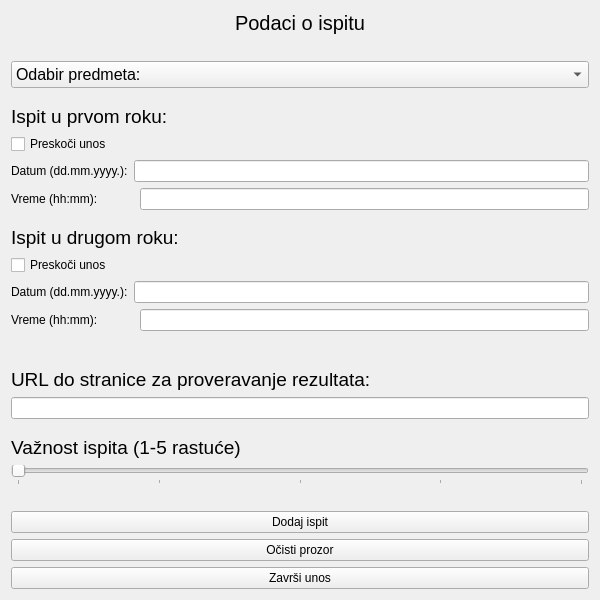
stenjo1/MATF_Planner, file Planer/MatfPlaner/forms/InsertExams.ui: the form before one commit.
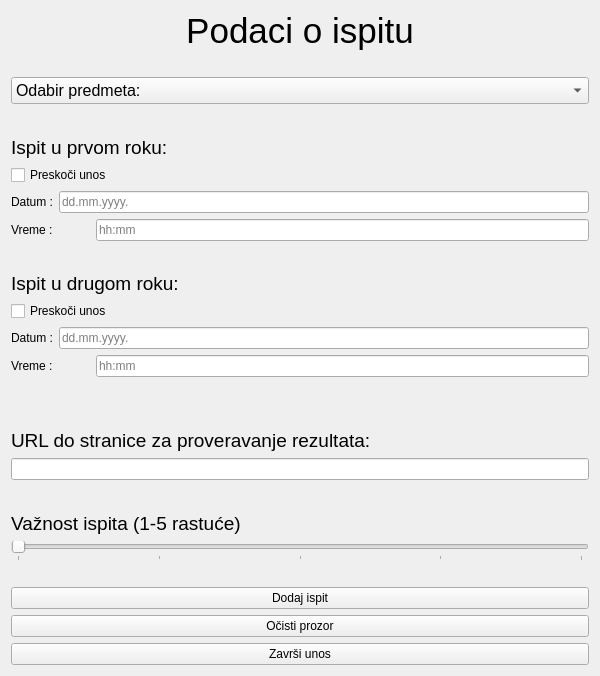
The form after the commit.

The edit to the form file:
```diff
--- a/Planer/MatfPlaner/forms/InsertExams.ui
+++ b/Planer/MatfPlaner/forms/InsertExams.ui
@@ -7,7 +7,7 @@
     <x>0</x>
     <y>0</y>
     <width>600</width>
-    <height>600</height>
+    <height>676</height>
    </rect>
   </property>
   <property name="windowTitle">
@@ -22,7 +22,7 @@
       </font>
      </property>
      <property name="text">
-      <string>Podaci o ispitu</string>
+      <string>&lt;html&gt;&lt;head/&gt;&lt;body&gt;&lt;p&gt;&lt;span style=&quot; font-size:26pt;&quot;&gt;Podaci o ispitu&lt;/span&gt;&lt;/p&gt;&lt;/body&gt;&lt;/html&gt;</string>
      </property>
      <property name="alignment">
       <set>Qt::AlignCenter</set>
@@ -87,12 +87,16 @@
      <item>
       <widget class="QLabel" name="label_2">
        <property name="text">
-        <string>Datum (dd.mm.yyyy.):</string>
+        <string>Datum :</string>
        </property>
       </widget>
      </item>
      <item>
-      <widget class="QLineEdit" name="dateLineEdit1"/>
+      <widget class="QLineEdit" name="dateLineEdit1">
+       <property name="placeholderText">
+        <string>dd.mm.yyyy.</string>
+       </property>
+      </widget>
      </item>
     </layout>
    </item>
@@ -101,12 +105,16 @@
      <item>
       <widget class="QLabel" name="label_3">
        <property name="text">
-        <string>Vreme (hh:mm):           </string>
+        <string>Vreme :           </string>
        </property>
       </widget>
      </item>
      <item>
-      <widget class="QLineEdit" name="timeLineEdit1"/>
+      <widget class="QLineEdit" name="timeLineEdit1">
+       <property name="placeholderText">
+        <string>hh:mm</string>
+       </property>
+      </widget>
      </item>
     </layout>
    </item>
@@ -147,12 +155,16 @@
      <item>
       <widget class="QLabel" name="label_4">
        <property name="text">
-        <string>Datum (dd.mm.yyyy.):</string>
+        <string>Datum :</string>
        </property>
       </widget>
      </item>
      <item>
-      <widget class="QLineEdit" name="dateLineEdit2"/>
+      <widget class="QLineEdit" name="dateLineEdit2">
+       <property name="placeholderText">
+        <string>dd.mm.yyyy.</string>
+       </property>
+      </widget>
      </item>
     </layout>
    </item>
@@ -161,12 +173,16 @@
      <item>
       <widget class="QLabel" name="label_5">
        <property name="text">
-        <string>Vreme (hh:mm):           </string>
+        <string>Vreme :           </string>
        </property>
       </widget>
      </item>
      <item>
-      <widget class="QLineEdit" name="timeLineEdit2"/>
+      <widget class="QLineEdit" name="timeLineEdit2">
+       <property name="placeholderText">
+        <string>hh:mm</string>
+       </property>
+      </widget>
      </item>
     </layout>
    </item>
```
